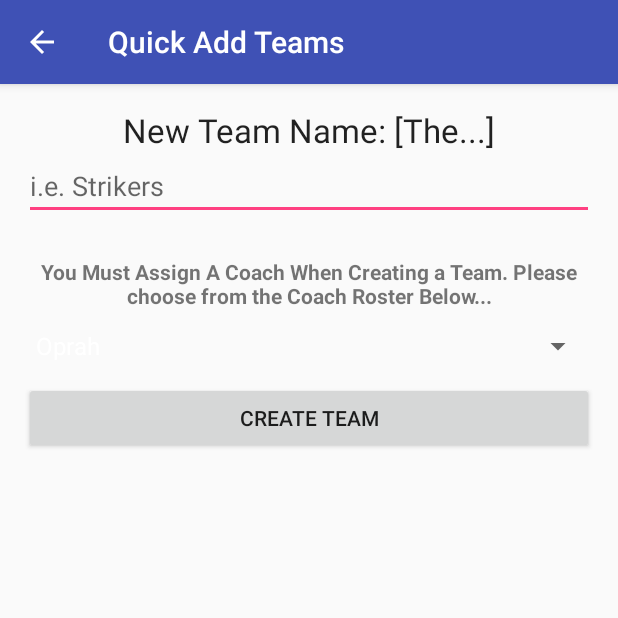
After one commit to B3ACONsoft/ProjectCode, an Android app: the QuickAddTeamsActivity screen opened directly, with no data from a screen before it, on a phone screen of 412 x 824 dp, the top half of it. The commit adds this screen. Run offline under Robolectric (Android 15) with nearby library versions, the phone set to English and light mode, and no system bars.

Commit message:
Team Hash Map Cranked Out
String keyTeamName, String keyCoach in QuickAddTeamsActivity

```diff
--- /dev/null
+++ b/Android/UI/SYCORowLayouts/app/src/main/java/beaconsoft/sycorowlayouts/QuickAddTeamsActivity.java
@@ -0,0 +1,52 @@
+package beaconsoft.sycorowlayouts;
+
+import android.support.v7.app.AppCompatActivity;
+import android.os.Bundle;
+import android.view.View;
+import android.widget.AdapterView;
+import android.widget.ArrayAdapter;
+import android.widget.EditText;
+import android.widget.Spinner;
+import android.widget.SpinnerAdapter;
+
+import java.util.HashMap;
+
+public class QuickAddTeamsActivity extends AppCompatActivity implements AdapterView.OnItemSelectedListener {
+
+    private Spinner spinnerCoaches;
+    @Override
+    protected void onCreate(Bundle savedInstanceState) {
+        super.onCreate(savedInstanceState);
+        setContentView(R.layout.activity_quick_add_teams);
+
+        spinnerCoaches = (Spinner)findViewById(R.id.spinnerCoachesQuickAddTeams);
+        ArrayAdapter adapterSpinnerCoaches = ArrayAdapter.createFromResource(getBaseContext(),
+                R.array.dummy_coaches, android.R.layout.simple_spinner_dropdown_item);
+        adapterSpinnerCoaches.setDropDownViewResource(android.R.layout.simple_spinner_dropdown_item);
+        spinnerCoaches.setAdapter(adapterSpinnerCoaches);
+        spinnerCoaches.setOnItemSelectedListener(this);
+        spinnerCoaches.setEnabled(true);
+        spinnerCoaches.setSelection(0);
+    }
+
+    @Override
+    public void onItemSelected(AdapterView<?> parent, View view, int position, long id) {
+        parent.getItemAtPosition(position);
+    }
+
+    @Override
+    public void onNothingSelected(AdapterView<?> parent) {
+
+    }
+
+    public void createTeam(View view){
+        String coach = this.spinnerCoaches.getSelectedItem().toString();
+        EditText editTeamName = (EditText)findViewById(R.id.editTextNewTeamName);
+        String teamName = editTeamName.getText().toString();
+        HashMap<String, String> hashMapNewTeam = new HashMap<>();
+        hashMapNewTeam.put("keyTeamName", teamName);
+        hashMapNewTeam.put("keyCoach", coach);
+
+        //insert into TEAM table
+    }
+}
--- /dev/null
+++ b/Android/UI/SYCORowLayouts/app/src/main/res/layout/activity_quick_add_teams.xml
@@ -0,0 +1,88 @@
+<?xml version="1.0" encoding="utf-8"?>
+<RelativeLayout xmlns:android="http://schemas.android.com/apk/res/android"
+    xmlns:tools="http://schemas.android.com/tools"
+    android:layout_width="match_parent"
+    android:layout_height="match_parent"
+    android:paddingBottom="@dimen/activity_vertical_margin"
+    android:paddingLeft="@dimen/activity_horizontal_margin"
+    android:paddingRight="@dimen/activity_horizontal_margin"
+    android:paddingTop="@dimen/activity_vertical_margin"
+    tools:context="beaconsoft.sycorowlayouts.QuickAddTeamsActivity">
+
+    <TableLayout
+        android:layout_width="match_parent"
+        android:layout_height="match_parent">
+
+        <TableRow
+            android:layout_width="match_parent"
+            android:layout_height="match_parent"></TableRow>
+
+        <TableRow
+            android:layout_width="match_parent"
+            android:layout_height="match_parent">
+
+            <TextView
+                android:layout_width="match_parent"
+                android:layout_height="wrap_content"
+                android:textAppearance="?android:attr/textAppearanceLarge"
+                android:text="New Team Name: [The...]"
+                android:id="@+id/textView4"
+                android:textAlignment="center"
+                android:layout_weight="1" />
+        </TableRow>
+
+        <TableRow
+            android:layout_width="match_parent"
+            android:layout_height="match_parent">
+
+            <EditText
+                android:layout_width="wrap_content"
+                android:layout_height="wrap_content"
+                android:inputType="textPersonName"
+                android:ems="10"
+                android:id="@+id/editTextNewTeamName"
+                android:hint="i.e. Strikers"
+                android:editable="false"
+                android:layout_weight="1" />
+        </TableRow>
+
+        <TableRow
+            android:layout_width="match_parent"
+            android:layout_height="match_parent">
+
+            <TextView
+                android:layout_width="wrap_content"
+                android:layout_height="60dp"
+                android:textAppearance="?android:attr/textAppearanceSmall"
+                android:text="You Must Assign A Coach When Creating a Team. Please choose from the Coach Roster Below..."
+                android:id="@+id/textView5"
+                android:textAlignment="center"
+                android:gravity="bottom"
+                android:textStyle="bold" />
+        </TableRow>
+
+        <TableRow
+            android:layout_width="match_parent"
+            android:layout_height="match_parent">
+
+            <Spinner
+                android:layout_width="wrap_content"
+                android:layout_height="wrap_content"
+                android:id="@+id/spinnerCoachesQuickAddTeams"
+                android:layout_weight="1"
+                android:spinnerMode="dropdown" />
+        </TableRow>
+
+        <TableRow
+            android:layout_width="match_parent"
+            android:layout_height="match_parent">
+
+            <Button
+                android:layout_width="wrap_content"
+                android:layout_height="wrap_content"
+                android:text="Create Team"
+                android:id="@+id/buttonAddCoachQuickAddTeams" />
+        </TableRow>
+
+    </TableLayout>
+</RelativeLayout>
--- a/Android/UI/SYCORowLayouts/app/src/main/res/layout/content_leagues.xml
+++ b/Android/UI/SYCORowLayouts/app/src/main/res/layout/content_leagues.xml
@@ -104,7 +104,7 @@
             <Button
                 android:layout_width="wrap_content"
                 android:layout_height="wrap_content"
-                android:text="ADD TEAM"
+                android:text="QUICK ADD TEAM"
                 android:id="@+id/buttonMyLeaguesAddTeam"
                 android:layout_below="@+id/buttonMyLeaguesAddLeague"
                 android:layout_alignParentLeft="true"
@@ -113,6 +113,7 @@
                 android:layout_toLeftOf="@+id/buttonMyLeaguesEditTeam"
                 android:layout_toStartOf="@+id/buttonMyLeaguesEditTeam"
                 android:layout_weight="1"
+                android:onClick="goToQuickAddTeams"
                 />
 
             <Button
@@ -150,7 +151,7 @@
             <Button
                 android:layout_width="wrap_content"
                 android:layout_height="wrap_content"
-                android:text="ADD PLAYER"
+                android:text="QUICK ADD PLAYER"
                 android:id="@+id/buttonMyLeaguesAddPlayer"
                 android:layout_alignParentBottom="true"
                 android:layout_alignParentLeft="true"
--- a/Android/UI/SYCORowLayouts/app/src/main/res/values/strings.xml
+++ b/Android/UI/SYCORowLayouts/app/src/main/res/values/strings.xml
@@ -43,6 +43,15 @@
         <item>indexOutOfBoundsException: Query too long..</item>
         <item>Just Kidding!!!</item>
     </string-array>
+    <string-array name="dummy_coaches">
+        <item>Oprah</item>
+        <item>Grizzly Adams</item>
+        <item>Donna Summers</item>
+        <item>Alex Trebek</item>
+        <item>Please Not My Dad</item>
+        <item>Albert Capps</item>
+        <item>Che Gueverra</item>
+    </string-array>
     <string name="title_activity_login">Sign in</string>
 
     <!-- Strings related to login -->
@@ -58,4 +67,5 @@
         completions."
     </string>
     <string name="placeholder">placeholder</string>
+    <string name="string_coaches" />
 </resources>
```
Also changed, not shown: Android/UI/SYCORowLayouts/app/src/main/AndroidManifest.xml (+16 -1 lines), Android/UI/SYCORowLayouts/app/src/main/java/beaconsoft/sycorowlayouts/LeaguesActivity.java (+16 -9 lines), Android/UI/SYCORowLayouts/app/src/main/java/beaconsoft/sycorowlayouts/LoginActivity.java (+13 -2 lines), Android/UI/SYCORowLayouts/app/src/main/java/beaconsoft/sycorowlayouts/MainActivity.java (+5 -5 lines), Android/UI/SYCORowLayouts/app/src/main/java/beaconsoft/sycorowlayouts/QuickAddActivity.java (deleted, +0 -14 lines), Android/UI/SYCORowLayouts/app/src/main/java/beaconsoft/sycorowlayouts/QuickAddPlayersActivity.java (added, +23 -0 lines), Android/UI/SYCORowLayouts/app/src/main/res/layout/activity_quick_add_players.xml (renamed from Android/UI/SYCORowLayouts/app/src/main/res/layout/activity_quick_add.xml, +37 -6 lines).
